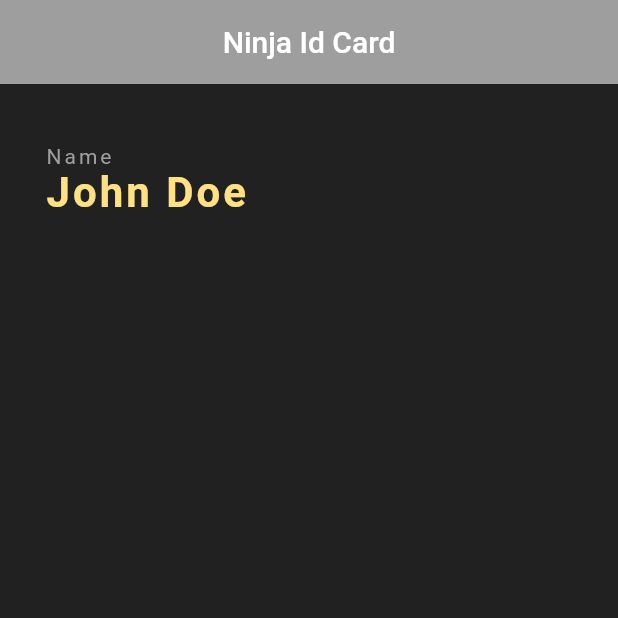
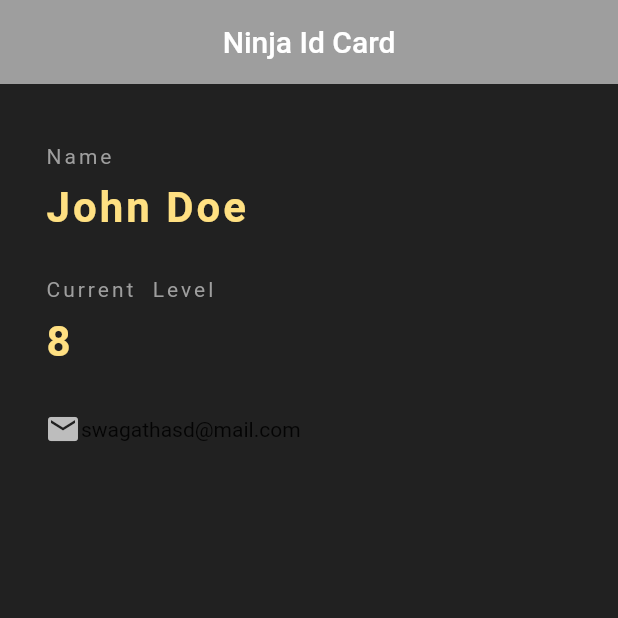
Before and after one commit to swagathushetty/flutter-id-project, a Flutter app: the screen it shows after launch, on a phone screen of 412 x 824 dp, the top half of it. Run offline on Flutter 3.47's test engine with Material 2 defaults, Android fonts, the phone set to English and light mode, and no system bars.

Commit message:
added items in new row to store user info

```diff
--- a/lib/main.dart
+++ b/lib/main.dart
@@ -29,6 +29,7 @@ class NinjaCard extends StatelessWidget {
                 letterSpacing: 2
               )
             ),
+            SizedBox(height:10),
             Text(
                 'John Doe',
                 style:TextStyle(
@@ -38,6 +39,34 @@ class NinjaCard extends StatelessWidget {
                     fontWeight:FontWeight.bold
                 )
             ),
+            SizedBox(height:30),
+            Text(
+                'Current  Level',
+                style:TextStyle(
+                    color:Colors.grey,
+                    letterSpacing: 2
+                )
+            ),
+            SizedBox(height:10),
+            Text(
+                '8',
+                style:TextStyle(
+                    color:Colors.amber[200],
+                    letterSpacing: 2,
+                    fontSize:28,
+                    fontWeight:FontWeight.bold
+                )
+            ),
+            SizedBox(height:30),
+            Row(
+              children:[
+                Icon(
+                  Icons.email,
+                  color:Colors.grey[400]
+                ),
+                Text('swagathasd@mail.com')
+              ]
+            )
           ],
         )
       )
```
